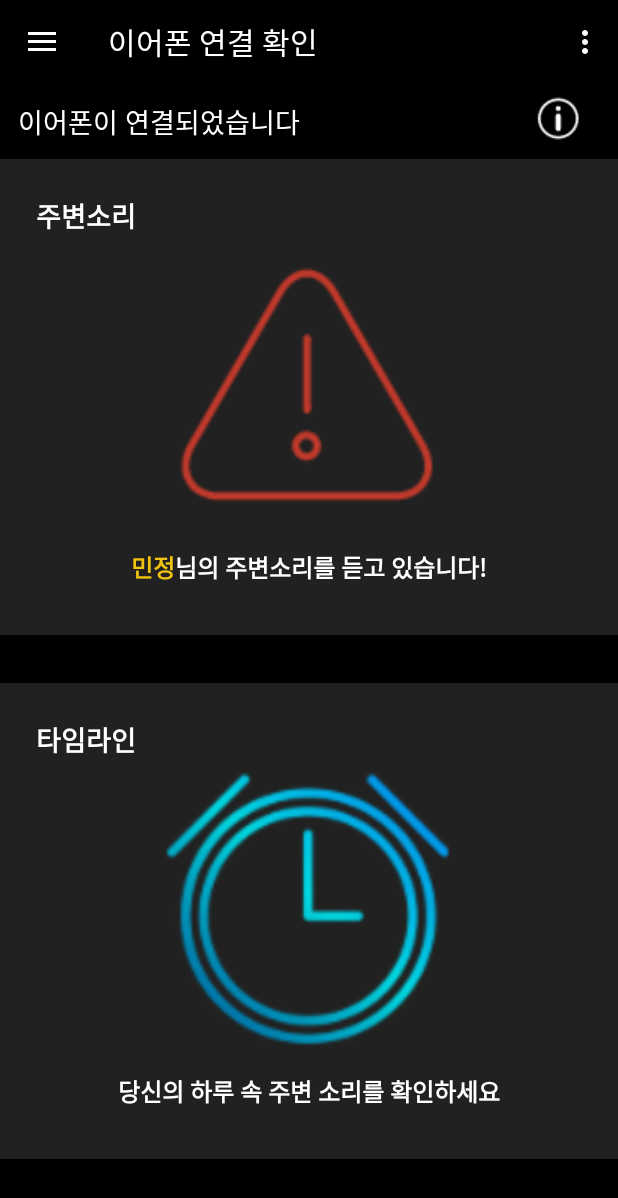
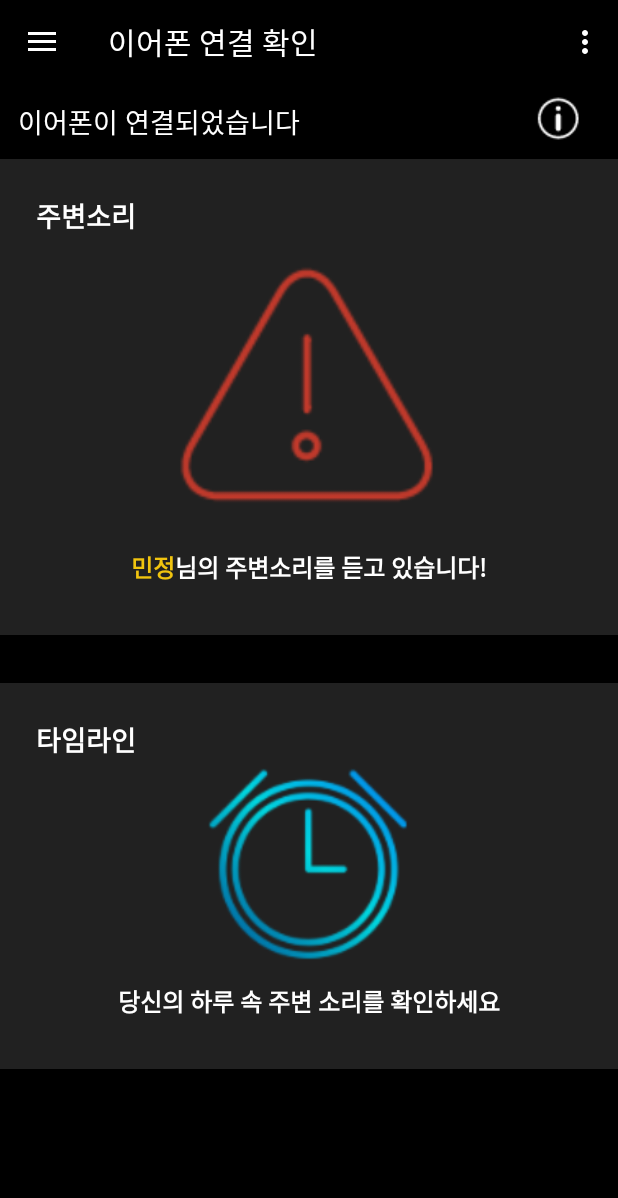
Before and after one commit to chuckchuck-gojol/wiing-wiing, an Android app: the screen it shows after launch (MainActivity), on a phone screen of 412 x 824 dp. Shown: the top 1198 px of the screen. Run offline under Robolectric (Android 15) with nearby library versions, the phone set to English and light mode, and no system bars; our stand-ins replace navigation-ui.

Commit message:
icon 생성
icon 만들기, 적용하기

```diff
--- a/app/src/main/res/layout/fragment_check_connection.xml
+++ b/app/src/main/res/layout/fragment_check_connection.xml
@@ -106,7 +106,7 @@
                 <ImageView
                     android:id="@+id/timeline_clock"
                     android:layout_width="match_parent"
-                    android:layout_height="200dp"
+                    android:layout_height="140dp"
                     android:contentDescription="@string/not_connect_image"
                     android:src="@drawable/timeline_clock" />
 
--- a/app/src/main/res/mipmap-anydpi-v26/ic_launcher.xml
+++ b/app/src/main/res/mipmap-anydpi-v26/ic_launcher.xml
@@ -1,5 +1,5 @@
 <?xml version="1.0" encoding="utf-8"?>
 <adaptive-icon xmlns:android="http://schemas.android.com/apk/res/android">
-    <background android:drawable="@drawable/ic_launcher_background" />
-    <foreground android:drawable="@drawable/ic_launcher_foreground" />
+    <background android:drawable="@color/ic_launcher_background"/>
+    <foreground android:drawable="@mipmap/ic_launcher_foreground"/>
 </adaptive-icon>
--- a/app/src/main/res/mipmap-anydpi-v26/ic_launcher_round.xml
+++ b/app/src/main/res/mipmap-anydpi-v26/ic_launcher_round.xml
@@ -1,5 +1,5 @@
 <?xml version="1.0" encoding="utf-8"?>
 <adaptive-icon xmlns:android="http://schemas.android.com/apk/res/android">
-    <background android:drawable="@drawable/ic_launcher_background" />
-    <foreground android:drawable="@drawable/ic_launcher_foreground" />
+    <background android:drawable="@color/ic_launcher_background"/>
+    <foreground android:drawable="@mipmap/ic_launcher_foreground"/>
 </adaptive-icon>
--- /dev/null
+++ b/app/src/main/res/values/ic_launcher_background.xml
@@ -0,0 +1,4 @@
+<?xml version="1.0" encoding="utf-8"?>
+<resources>
+    <color name="ic_launcher_background">#0B0B0B</color>
+</resources>
```
Also changed, not shown: app/src/main/ic_launcher-web.png (added), app/src/main/res/mipmap-hdpi/ic_launcher.png, app/src/main/res/mipmap-hdpi/ic_launcher_foreground.png (added), app/src/main/res/mipmap-hdpi/ic_launcher_round.png, app/src/main/res/mipmap-mdpi/ic_launcher.png, app/src/main/res/mipmap-mdpi/ic_launcher_foreground.png (added), app/src/main/res/mipmap-mdpi/ic_launcher_round.png, app/src/main/res/mipmap-xhdpi/ic_launcher.png, app/src/main/res/mipmap-xhdpi/ic_launcher_foreground.png (added), app/src/main/res/mipmap-xhdpi/ic_launcher_round.png, app/src/main/res/mipmap-xxhdpi/ic_launcher.png, app/src/main/res/mipmap-xxhdpi/ic_launcher_foreground.png (added), app/src/main/res/mipmap-xxhdpi/ic_launcher_round.png, app/src/main/res/mipmap-xxxhdpi/ic_launcher.png, 2 more files.
